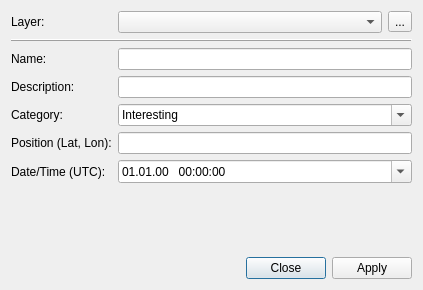
Before: the Qt Designer form place_marker_dialog_base.ui in jrenken/qgis-PlaceMarker, drawn with Qt 5.
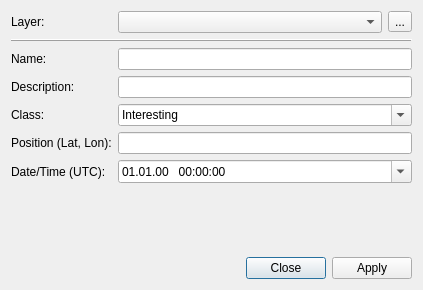
After: the same form once the commit is applied. Custom widgets are drawn as their Qt base class.

```diff
--- a/place_marker_dialog_base.ui
+++ b/place_marker_dialog_base.ui
@@ -80,7 +80,7 @@
      <item row="4" column="0">
       <widget class="QLabel" name="label_3">
        <property name="text">
-        <string>Category:</string>
+        <string>Class:</string>
        </property>
       </widget>
      </item>
```
